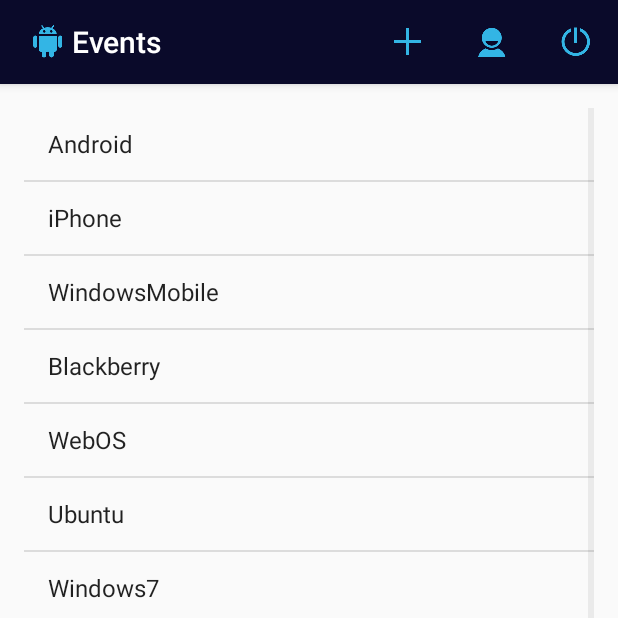
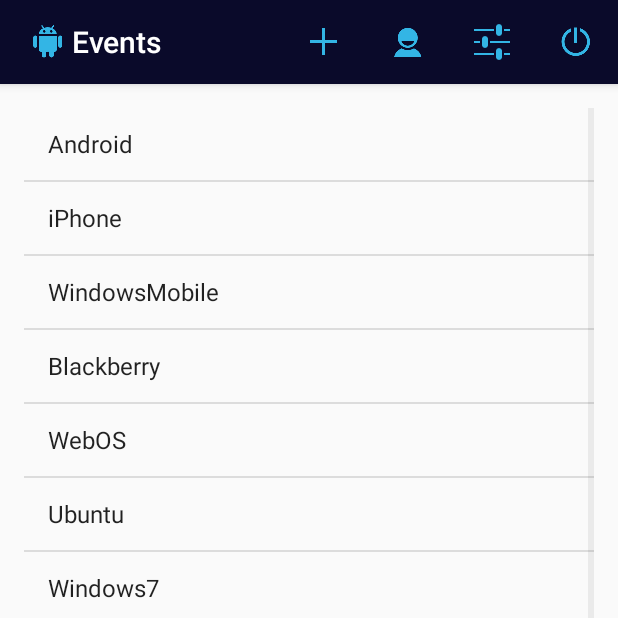
Before and after one commit to vinz10/meetyourfriends, an Android app: the Events screen opened directly, with no data from a screen before it, on a phone screen of 412 x 824 dp, the top half of it. Run offline under Robolectric (Android 15) with nearby library versions, the phone set to English and light mode, and no system bars.

Commit message:
Ajout du fragment pour les settings Ajout de l'activité Settings Modification du menu main Ajout de array.xml Ajout du drawable pour les settings

```diff
--- a/app/src/main/res/menu/main.xml
+++ b/app/src/main/res/menu/main.xml
@@ -5,18 +5,24 @@
         android:id="@+id/action_show"
         android:icon="@drawable/ic_action_add"
         android:title="@string/createEvent"
-        appNs:showAsAction="ifRoom"/>
+        appNs:showAsAction="always"/>
 
     <item
         android:id="@+id/action_user"
         android:icon="@drawable/ic_action_user"
         android:title="@string/modifyUser"
-        appNs:showAsAction="ifRoom"/>
+        appNs:showAsAction="always"/>
+
+    <item
+        android:id="@+id/action_settings"
+        android:icon="@drawable/ic_action_settings"
+        android:title="@string/settings"
+        appNs:showAsAction="always"/>
 
     <item
         android:id="@+id/action_logout"
         android:icon="@drawable/ic_action_io"
         android:title="@string/logout"
-        appNs:showAsAction="ifRoom"/>
+        appNs:showAsAction="always"/>
 
 </menu>
--- a/app/src/main/res/values/strings.xml
+++ b/app/src/main/res/values/strings.xml
@@ -1,3 +1,4 @@
+<?xml version="1.0" encoding="utf-8"?>
 <resources>
     <string name="app_name">Meet Your Friends</string>
     <string name="backButton">Back</string>
@@ -55,6 +56,10 @@
     <string name="trafficOff">Traffic Off</string>
     <string name="zoomIn">Zoom In</string>
     <string name="zoomOut">Zoom Out</string>
+    <string name="setLanguage">Set Language</string>
+    <string name="settings">Settings</string>
+    <string name="userSettings">User Settings</string>
+    <string name="language">Language</string>
 
     <string-array name="days">
         <item>01</item>
```
Also changed, not shown: app/src/main/AndroidManifest.xml (+8 -2 lines), app/src/main/java/com/example/vincent/meetyourfriends/Events.java (+15 -0 lines), app/src/main/java/com/example/vincent/meetyourfriends/Settings.java (added, +17 -0 lines), app/src/main/java/com/example/vincent/meetyourfriends/SettingsActivity.java (added, +70 -0 lines), app/src/main/res/values/arrays.xml (added, +9 -0 lines), app/src/main/res/xml/settings.xml (added, +15 -0 lines), app/src/main/res/drawable-hdpi/ic_action_settings.png (added), app/src/main/res/drawable-ldpi/ic_action_settings.png (added), app/src/main/res/drawable-mdpi/ic_action_settings.png (added), app/src/main/res/drawable-tvdpi/ic_action_settings.png (added), app/src/main/res/drawable-xhdpi/ic_action_settings.png (added), app/src/main/res/drawable-xxhdpi/ic_action_settings.png (added), app/src/main/res/drawable-xxxhdpi/ic_action_settings.png (added), 1 other file.
